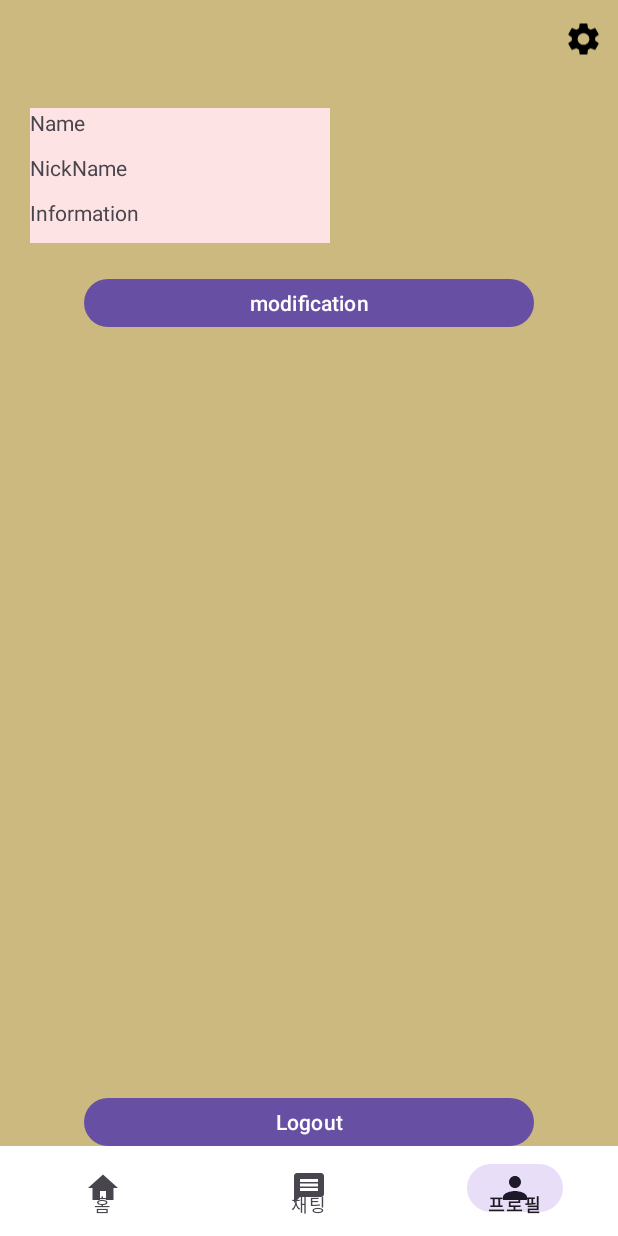
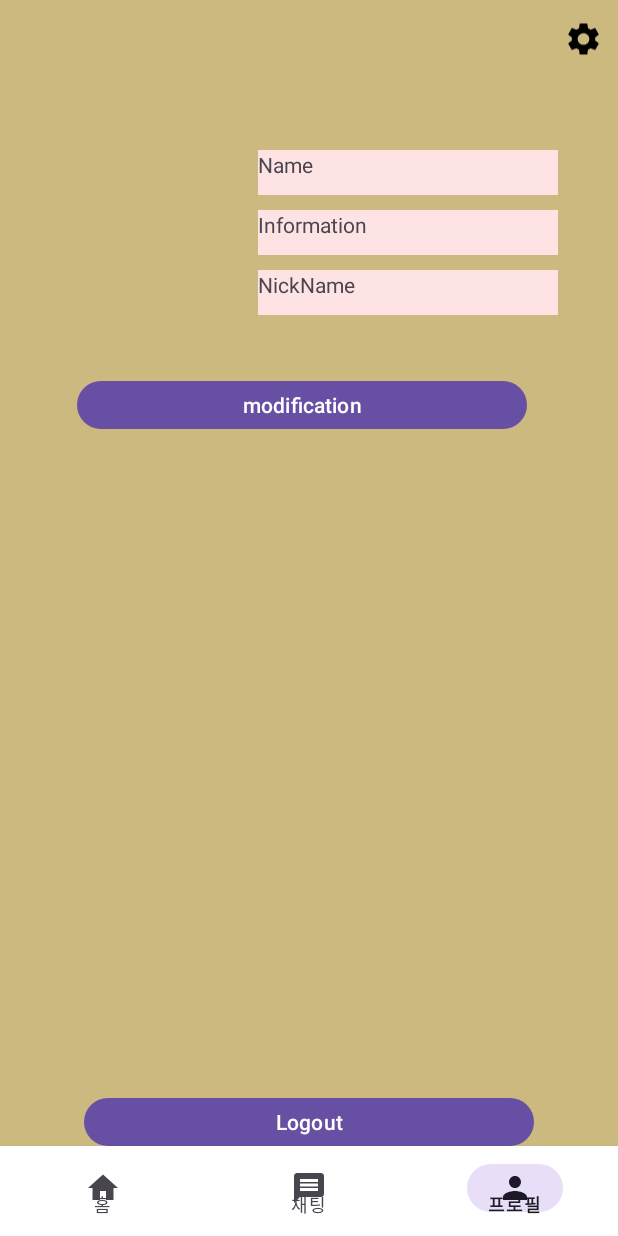
Before and after one commit to Cheonilyeong/Android-Programming-Final-Project, an Android app: the screen it shows after launch once a user with an empty profile is signed in (MainActivity), item 3 of the bottom bar chosen, on a phone screen of 412 x 824 dp. Run offline under Robolectric (Android 15) with nearby library versions, the light colour scheme and no system bars; our stand-ins replace Firebase (no records; nobody signed in at launch, a user with empty details on screens opened directly).

Commit message:
Fix two things
- Add comment
- fragment_profile(LinearLayout -> ConstraintLayouy)

```diff
--- a/app/src/main/java/hansung/ac/kr/androidprogrammingproject/LoginActivity.java
+++ b/app/src/main/java/hansung/ac/kr/androidprogrammingproject/LoginActivity.java
@@ -35,7 +35,7 @@ public class LoginActivity extends AppCompatActivity {
         firebaseAuth = FirebaseAuth.getInstance();
         databaseRef = FirebaseDatabase.getInstance().getReference("project");
 
-        // 이메일, 패스워드 에디트텍스트
+        // 이메일, 패스워드
         etEmail = findViewById(R.id.et_email);
         etPwd = findViewById(R.id.et_pwd);
 
@@ -50,11 +50,13 @@ public class LoginActivity extends AppCompatActivity {
                 firebaseAuth.signInWithEmailAndPassword(strEmail, strPwd).addOnCompleteListener(LoginActivity.this, new OnCompleteListener<AuthResult>() {
                     @Override
                     public void onComplete(@NonNull Task<AuthResult> task) {
+                        // 로그인 성공
                         if(task.isSuccessful()) {
                             Intent intent = new Intent(getApplicationContext(), MainActivity.class);
                             startActivity(intent);
                             finish();   // 현재 엑티비티 삭제
                         }
+                        // 로그인 실패
                         else {
                             Toast.makeText(getApplicationContext(), "로그인 실패", Toast.LENGTH_SHORT).show();
                         }
@@ -62,13 +64,12 @@ public class LoginActivity extends AppCompatActivity {
                 });
             }
         });
-        // 회원가입 버튼
+        // 회원가입 창 이동 버튼
         btnRegister = findViewById(R.id.btn_register);
         btnRegister.setOnClickListener(new View.OnClickListener() {
             @Override
             public void onClick(View view) {
-                // Intent intent = new Intent(LoginActivity.this, RegisterActivity.class);
-                Intent intent = new Intent(getApplicationContext(), RegisterActivity.class);
+                Intent intent = new Intent(LoginActivity.this, RegisterActivity.class);
                 startActivity(intent);
             }
         });
--- a/app/src/main/java/hansung/ac/kr/androidprogrammingproject/MainActivity.java
+++ b/app/src/main/java/hansung/ac/kr/androidprogrammingproject/MainActivity.java
@@ -25,7 +25,7 @@ public class MainActivity extends AppCompatActivity {
 
         // 첫번째 프레그먼트 띄우기
         getSupportFragmentManager().beginTransaction().add(R.id.frame_container,new HomeFragment()).commit();
-
+        // BottomNavigationView Fragment 전환
         bottomNavigationView.setOnItemSelectedListener(new NavigationBarView.OnItemSelectedListener() {
             @Override
             public boolean onNavigationItemSelected(@NonNull MenuItem item) {
--- a/app/src/main/java/hansung/ac/kr/androidprogrammingproject/RegisterActivity.java
+++ b/app/src/main/java/hansung/ac/kr/androidprogrammingproject/RegisterActivity.java
@@ -23,8 +23,8 @@ public class RegisterActivity extends AppCompatActivity {
     private FirebaseAuth firebaseAuth;     // 파이어베이스 인증처리
     private DatabaseReference databaseRef; // 실시간 데이터베이스
 
-    private EditText etEmail, etPwd;
-    private Button btnRegister;
+    private EditText etEmail, etPwd;        // ID and PWD
+    private Button btnRegister;             // 회원 가입 버튼
 
     @Override
     protected void onCreate(Bundle savedInstanceState) {
@@ -34,10 +34,12 @@ public class RegisterActivity extends AppCompatActivity {
         firebaseAuth = FirebaseAuth.getInstance();
         databaseRef = FirebaseDatabase.getInstance().getReference("project");
 
+        // 이메일, 패스워드
         etEmail = findViewById(R.id.et_email);
         etPwd = findViewById(R.id.et_pwd);
+
+        // 회원가입 버튼
         btnRegister = findViewById(R.id.btn_register);
-
         btnRegister.setOnClickListener(new View.OnClickListener() {
             @Override
             public void onClick(View view) {
@@ -47,6 +49,7 @@ public class RegisterActivity extends AppCompatActivity {
                 firebaseAuth.createUserWithEmailAndPassword(strEmail, strPwd).addOnCompleteListener(RegisterActivity.this, new OnCompleteListener<AuthResult>() {
                     @Override
                     public void onComplete(@NonNull Task<AuthResult> task) {
+                        // 회원가입 성공
                         if(task.isSuccessful()) {
                             FirebaseUser firebaseUser = firebaseAuth.getCurrentUser();
                             // 유저 객체 만들기
@@ -60,6 +63,7 @@ public class RegisterActivity extends AppCompatActivity {
 
                             Toast.makeText(RegisterActivity.this, "회원가입 성공", Toast.LENGTH_SHORT).show();
                         }
+                        // 회원가입 실패
                         else {
                             // 오류 메시지 출력
                             // 비밀번호가 6글자 아래면 오류가 뜨더라
--- a/app/src/main/java/hansung/ac/kr/androidprogrammingproject/UserAccount.java
+++ b/app/src/main/java/hansung/ac/kr/androidprogrammingproject/UserAccount.java
@@ -3,8 +3,8 @@ package hansung.ac.kr.androidprogrammingproject;
 public class UserAccount {
 
     private String idToken;     // firebase의 토큰 (Uid)
-    private String email;
-    private String password;
+    private String email;       // 이메일 ID
+    private String password;    // 비밀번호
 
     public UserAccount() { }
 
--- a/app/src/main/java/hansung/ac/kr/androidprogrammingproject/ui/chatting/ChattingFragment.java
+++ b/app/src/main/java/hansung/ac/kr/androidprogrammingproject/ui/chatting/ChattingFragment.java
@@ -20,7 +20,7 @@ public class ChattingFragment extends Fragment {
                              ViewGroup container, Bundle savedInstanceState) {
         ChattingViewModel chattingViewModel =
                 new ViewModelProvider(this).get(ChattingViewModel.class);
-
+        // ChattingFragment 바인딩
         binding = FragmentChattingBinding.inflate(inflater, container, false);
         View root = binding.getRoot();
 
--- a/app/src/main/java/hansung/ac/kr/androidprogrammingproject/ui/chatting/ChattingViewModel.java
+++ b/app/src/main/java/hansung/ac/kr/androidprogrammingproject/ui/chatting/ChattingViewModel.java
@@ -6,14 +6,8 @@ import androidx.lifecycle.ViewModel;
 
 public class ChattingViewModel extends ViewModel {
 
-    //private final MutableLiveData<String> mText;
+    public ChattingViewModel() {
 
-    public ChattingViewModel() {
-        //mText = new MutableLiveData<>();
-        //mText.setValue("This is dashboard fragment");
     }
 
-//    public LiveData<String> getText() {
-//        return mText;
-//    }
 }
--- a/app/src/main/java/hansung/ac/kr/androidprogrammingproject/ui/home/HomeFragment.java
+++ b/app/src/main/java/hansung/ac/kr/androidprogrammingproject/ui/home/HomeFragment.java
@@ -28,7 +28,6 @@ public class HomeFragment extends Fragment {
     public void onCreate(Bundle savedInstanceState) {
         super.onCreate(savedInstanceState);
 
-
 //        // 나머지 데이터 추가...
 //        myDataset.add(new DataModel("이미지1","텍스트1","텍스트1"));
 //        myDataset.add(new DataModel("이미지2","텍스트2","텍스트2"));
@@ -48,7 +47,7 @@ public class HomeFragment extends Fragment {
                              ViewGroup container, Bundle savedInstanceState) {
         HomeViewModel homeViewModel =
                 new ViewModelProvider(this).get(HomeViewModel.class);
-
+        // HomeFragment 바인딩
         binding = FragmentHomeBinding.inflate(inflater, container, false);
         View root = binding.getRoot();
 
--- a/app/src/main/java/hansung/ac/kr/androidprogrammingproject/ui/profile/ProfileFragment.java
+++ b/app/src/main/java/hansung/ac/kr/androidprogrammingproject/ui/profile/ProfileFragment.java
@@ -22,19 +22,21 @@ import hansung.ac.kr.androidprogrammingproject.databinding.FragmentProfileBindin
 
 public class ProfileFragment extends Fragment {
 
-    private FirebaseAuth firebaseAuth;
+    private FirebaseAuth firebaseAuth;      // 파이어베이스 인증처리
     private FragmentProfileBinding binding;
 
     public View onCreateView(@NonNull LayoutInflater inflater,
                              ViewGroup container, Bundle savedInstanceState) {
-        ProfileViewModel mypageViewModel =
+        // ?
+        ProfileViewModel profileViewModel =
                 new ViewModelProvider(this).get(ProfileViewModel.class);
-
+        // ProfileFragment 바인딩
         binding = FragmentProfileBinding.inflate(inflater, container, false);
         View root = binding.getRoot();
 
         firebaseAuth = FirebaseAuth.getInstance();
 
+        // 로그아웃 버튼
         Button btnLogout = root.findViewById(R.id.btn_logout);
         btnLogout.setOnClickListener(new View.OnClickListener() {
             @Override
--- a/app/src/main/java/hansung/ac/kr/androidprogrammingproject/ui/profile/ProfileViewModel.java
+++ b/app/src/main/java/hansung/ac/kr/androidprogrammingproject/ui/profile/ProfileViewModel.java
@@ -5,15 +5,8 @@ import androidx.lifecycle.MutableLiveData;
 import androidx.lifecycle.ViewModel;
 
 public class ProfileViewModel extends ViewModel {
+    public ProfileViewModel() {
 
-//    private final MutableLiveData<String> mText;
-
-    public ProfileViewModel() {
-//        mText = new MutableLiveData<>();
-//        mText.setValue("This is mypage fragment");
     }
 
-//    public LiveData<String> getText() {
-//        return mText;
-//    }
 }
--- a/app/src/main/res/layout/fragment_profile.xml
+++ b/app/src/main/res/layout/fragment_profile.xml
@@ -1,85 +1,83 @@
 <?xml version="1.0" encoding="utf-8"?>
-<LinearLayout xmlns:android="http://schemas.android.com/apk/res/android"
+<androidx.constraintlayout.widget.ConstraintLayout xmlns:android="http://schemas.android.com/apk/res/android"
     xmlns:app="http://schemas.android.com/apk/res-auto"
     xmlns:tools="http://schemas.android.com/tools"
     android:layout_width="match_parent"
     android:layout_height="match_parent"
-    android:orientation="vertical"
     android:background="#CCB980">
 
     <ImageView
         android:id="@+id/imageView2"
         android:layout_width="26dp"
         android:layout_height="32dp"
+        android:layout_gravity="right"
         android:layout_margin="10dp"
-        android:layout_gravity="right"
+        android:layout_marginTop="10dp"
+        android:layout_marginEnd="10dp"
+        app:layout_constraintEnd_toEndOf="parent"
+        app:layout_constraintTop_toTopOf="parent"
         app:srcCompat="@drawable/baseline_settings_24" />
 
-    <LinearLayout
-        android:layout_width="wrap_content"
-        android:layout_height="wrap_content"
-        android:orientation="horizontal"
-        android:layout_margin="20dp">
+    <Button
+        android:id="@+id/btn_modification"
+        android:layout_width="300dp"
+        android:layout_height="40dp"
+        android:layout_marginTop="250dp"
+        android:text="modification"
+        app:layout_constraintEnd_toEndOf="@+id/imageView2"
+        app:layout_constraintStart_toStartOf="parent"
+        app:layout_constraintTop_toTopOf="parent" />
+
+    <Button
+        android:id="@+id/btn_logout"
+        android:layout_width="300dp"
+        android:layout_height="40dp"
+        android:text="Logout"
+        app:layout_constraintBottom_toBottomOf="parent"
+        app:layout_constraintEnd_toEndOf="parent"
+        app:layout_constraintStart_toStartOf="parent" />
 
     <ImageView
         android:id="@+id/imageView"
         android:layout_width="wrap_content"
         android:layout_height="wrap_content"
+        android:layout_marginStart="30dp"
+        android:layout_marginTop="100dp"
+        app:layout_constraintStart_toStartOf="parent"
+        app:layout_constraintTop_toTopOf="parent"
         tools:srcCompat="@tools:sample/avatars" />
-
-        <LinearLayout
-            android:layout_width="wrap_content"
-            android:layout_height="wrap_content"
-            android:orientation="vertical">
 
     <TextView
         android:id="@+id/tv_name"
         android:layout_width="200dp"
         android:layout_height="30dp"
+        android:layout_marginTop="100dp"
+        android:layout_marginEnd="40dp"
         android:background="#FDE3E3"
         android:text="Name"
         app:layout_constraintEnd_toEndOf="parent"
-                tools:layout_editor_absoluteY="84dp" />
+        app:layout_constraintTop_toTopOf="parent" />
+
+    <TextView
+        android:id="@+id/tv_information"
+        android:layout_width="200dp"
+        android:layout_height="30dp"
+        android:layout_marginTop="10dp"
+        android:layout_marginEnd="40dp"
+        android:background="#FDE3E3"
+        android:text="Information"
+        app:layout_constraintEnd_toEndOf="parent"
+        app:layout_constraintTop_toBottomOf="@+id/tv_name" />
 
     <TextView
         android:id="@+id/tv_nickname"
         android:layout_width="200dp"
         android:layout_height="30dp"
+        android:layout_marginTop="10dp"
+        android:layout_marginEnd="40dp"
         android:background="#FDE3E3"
         android:text="NickName"
         app:layout_constraintEnd_toEndOf="parent"
-                tools:layout_editor_absoluteY="128dp" />
+        app:layout_constraintTop_toBottomOf="@+id/tv_information" />
 
-            <TextView
-                android:id="@+id/tv_information"
-                android:layout_width="200dp"
-                android:layout_height="30dp"
-                android:background="#FDE3E3"
-                android:text="Information"
-                app:layout_constraintEnd_toEndOf="parent"
-                tools:layout_editor_absoluteY="173dp" />
-        </LinearLayout>
-    </LinearLayout>
-
-
-    <Button
-        android:id="@+id/btn_modification"
-        android:layout_width="300dp"
-        android:layout_height="40dp"
-        android:text="modification"
-        android:layout_gravity="center"/>
-
-    <View
-        android:layout_width="match_parent"
-        android:layout_height="0dp"
-        android:layout_weight="1" />
-
-    <Button
-        android:id="@+id/btn_logout"
-        android:layout_width="300dp"
-        android:layout_height="40dp"
-        android:gravity="center"
-        android:layout_gravity="center|bottom"
-        android:text="Logout"/>
-
-</LinearLayout>
+</androidx.constraintlayout.widget.ConstraintLayout>
```
Also changed, not shown: app/src/main/java/hansung/ac/kr/androidprogrammingproject/ui/home/HomeViewModel.java (+0 -7 lines). Lines whose indentation alone changed are shown as unchanged.
